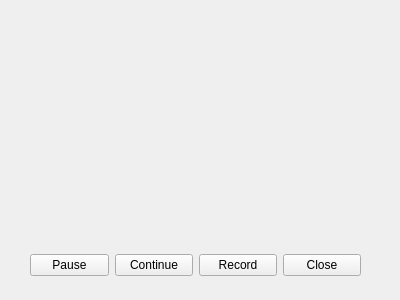
Old version of the form videocall.ui in the repository omercankilic/V_ChatApp.
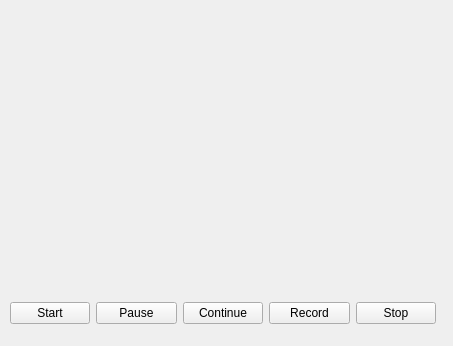
New version of the form.

The edit to the form file:
```diff
--- a/videocall.ui
+++ b/videocall.ui
@@ -6,25 +6,32 @@
    <rect>
     <x>0</x>
     <y>0</y>
-    <width>400</width>
-    <height>300</height>
+    <width>453</width>
+    <height>346</height>
    </rect>
   </property>
   <property name="windowTitle">
    <string>Form</string>
   </property>
-  <widget class="QWidget" name="">
+  <widget class="QWidget" name="layoutWidget">
    <property name="geometry">
     <rect>
-     <x>30</x>
-     <y>250</y>
-     <width>331</width>
-     <height>31</height>
+     <x>10</x>
+     <y>300</y>
+     <width>426</width>
+     <height>27</height>
     </rect>
    </property>
    <layout class="QHBoxLayout" name="horizontalLayout">
     <item>
-     <widget class="QPushButton" name="pushButton_3">
+     <widget class="QPushButton" name="startVideo">
+      <property name="text">
+       <string>Start</string>
+      </property>
+     </widget>
+    </item>
+    <item>
+     <widget class="QPushButton" name="pauseVideo">
       <property name="text">
        <string>Pause</string>
       </property>
@@ -47,7 +54,7 @@
     <item>
      <widget class="QPushButton" name="pushButton_5">
       <property name="text">
-       <string>Close</string>
+       <string>Stop</string>
       </property>
      </widget>
     </item>
```
Left out of the diff: 6 changed lines with no effect on the pictures.
